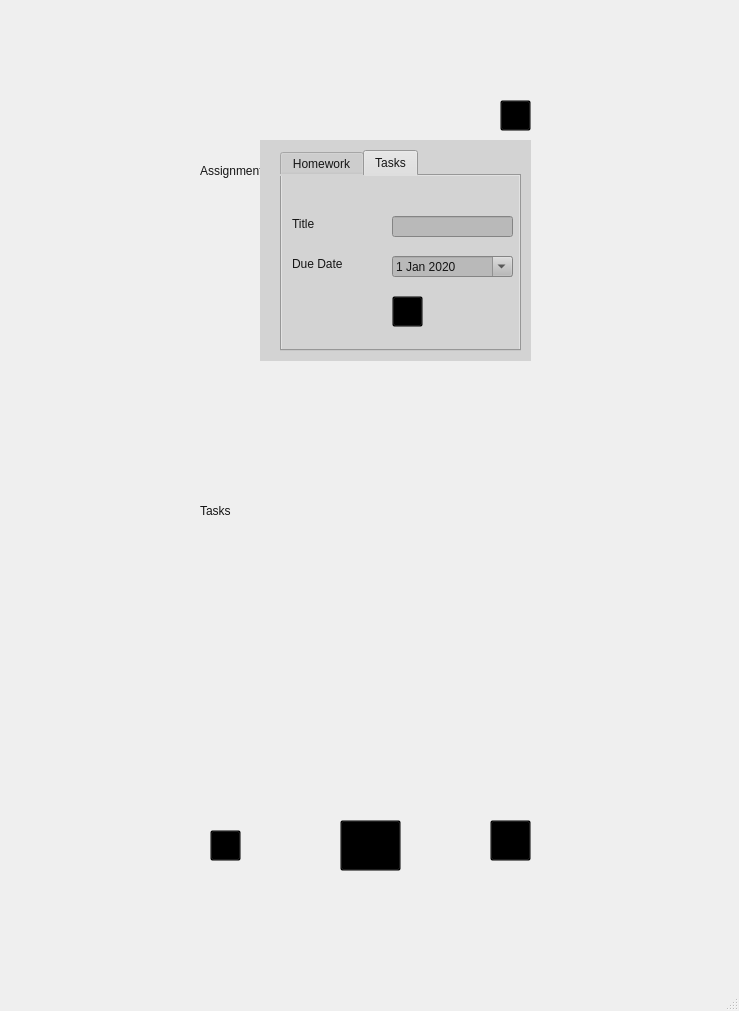
This is mainwindow.ui in blakefuller/TaskPlanner as Qt 5 draws it before an edit. The edited form follows.
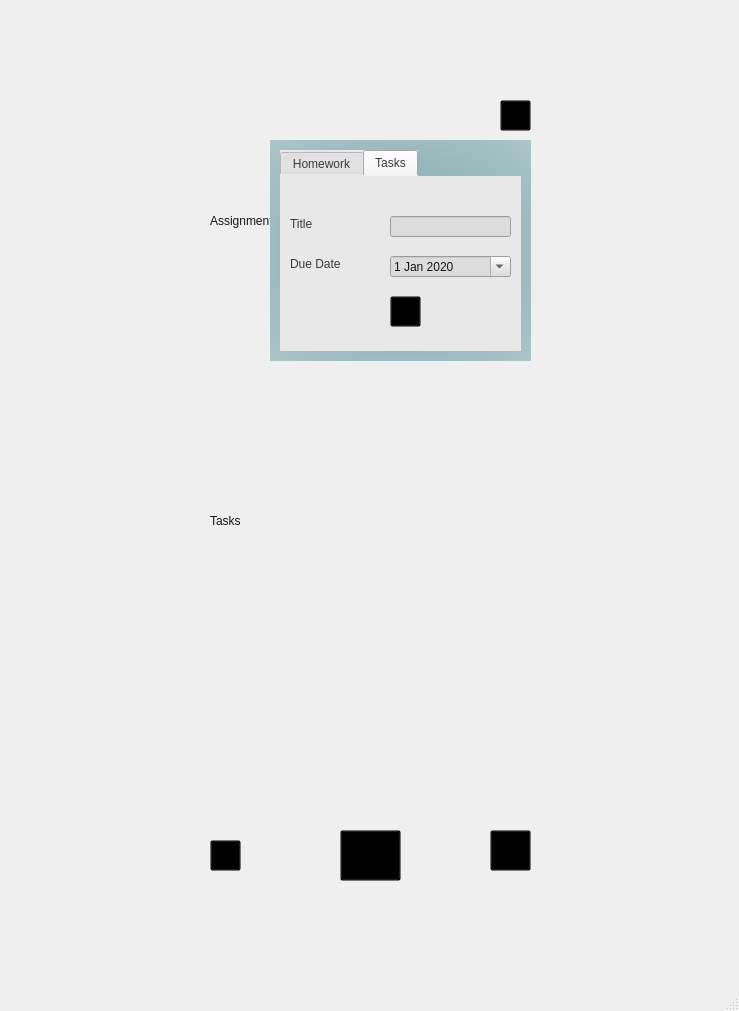
This is the edited form. Icons and pictures are not drawn.

Commit message: Made things look nicer, will continue more!

Patch:
```diff
--- a/mainwindow.ui
+++ b/mainwindow.ui
@@ -18,9 +18,9 @@
     <property name="geometry">
      <rect>
       <x>180</x>
-      <y>140</y>
+      <y>190</y>
       <width>371</width>
-      <height>741</height>
+      <height>701</height>
      </rect>
     </property>
     <property name="styleSheet">
@@ -33,9 +33,9 @@
      <widget class="QLabel" name="assignmentLabel">
       <property name="geometry">
        <rect>
-        <x>20</x>
+        <x>30</x>
         <y>10</y>
-        <width>121</width>
+        <width>151</width>
         <height>41</height>
        </rect>
       </property>
@@ -50,10 +50,10 @@
      <widget class="QLabel" name="taskslabel">
       <property name="geometry">
        <rect>
-        <x>20</x>
-        <y>360</y>
-        <width>51</width>
-        <height>21</height>
+        <x>30</x>
+        <y>310</y>
+        <width>61</width>
+        <height>41</height>
        </rect>
       </property>
       <property name="styleSheet">
@@ -70,7 +70,7 @@
         <x>20</x>
         <y>60</y>
         <width>331</width>
-        <height>281</height>
+        <height>241</height>
        </rect>
       </property>
       <layout class="QVBoxLayout" name="homeworkLayout">
@@ -86,9 +86,9 @@
       <property name="geometry">
        <rect>
         <x>20</x>
-        <y>390</y>
+        <y>360</y>
         <width>331</width>
-        <height>201</height>
+        <height>231</height>
        </rect>
       </property>
       <layout class="QVBoxLayout" name="taskLayout">
@@ -101,7 +101,7 @@
       <property name="geometry">
        <rect>
         <x>30</x>
-        <y>690</y>
+        <y>650</y>
         <width>31</width>
         <height>31</height>
        </rect>
@@ -118,7 +118,7 @@
       <property name="geometry">
        <rect>
         <x>160</x>
-        <y>680</y>
+        <y>640</y>
         <width>61</width>
         <height>51</height>
        </rect>
@@ -135,7 +135,7 @@
       <property name="geometry">
        <rect>
         <x>310</x>
-        <y>680</y>
+        <y>640</y>
         <width>41</width>
         <height>41</height>
        </rect>
@@ -148,224 +148,39 @@
        <string/>
       </property>
      </widget>
-     <widget class="QWidget" name="addWidget" native="true">
-      <property name="enabled">
-       <bool>true</bool>
-      </property>
+     <widget class="QLabel" name="label_12">
       <property name="geometry">
        <rect>
-        <x>80</x>
-        <y>0</y>
-        <width>271</width>
-        <height>221</height>
+        <x>10</x>
+        <y>310</y>
+        <width>31</width>
+        <height>41</height>
        </rect>
       </property>
-      <property name="autoFillBackground">
-       <bool>false</bool>
+      <property name="styleSheet">
+       <string notr="true">background-color:transparent;
+border-image: url(:/Images/Images/aesthetic touches.png);</string>
       </property>
+      <property name="text">
+       <string/>
+      </property>
+     </widget>
+     <widget class="QLabel" name="label_13">
+      <property name="geometry">
+       <rect>
+        <x>10</x>
+        <y>10</y>
+        <width>31</width>
+        <height>41</height>
+       </rect>
+      </property>
       <property name="styleSheet">
-       <string notr="true">background-color:lightgray;</string>
+       <string notr="true">background-color:transparent;
+border-image: url(:/Images/Images/aesthetic touches.png);</string>
       </property>
-      <widget class="QLabel" name="label_2">
-       <property name="geometry">
-        <rect>
-         <x>30</x>
-         <y>30</y>
-         <width>58</width>
-         <height>16</height>
-        </rect>
-       </property>
-       <property name="text">
-        <string>testink</string>
-       </property>
-      </widget>
-      <widget class="QTabWidget" name="tabWidget">
-       <property name="geometry">
-        <rect>
-         <x>20</x>
-         <y>10</y>
-         <width>241</width>
-         <height>201</height>
-        </rect>
-       </property>
-       <property name="styleSheet">
-        <string notr="true">color: rgb(21, 21, 21);
-font: 8pt &quot;Century Gothic&quot;;</string>
-       </property>
-       <property name="currentIndex">
-        <number>1</number>
-       </property>
-       <widget class="QWidget" name="homeworkTab">
-        <attribute name="title">
-         <string>Homework</string>
-        </attribute>
-        <widget class="QLineEdit" name="homeworkTitle">
-         <property name="geometry">
-          <rect>
-           <x>110</x>
-           <y>40</y>
-           <width>121</width>
-           <height>21</height>
-          </rect>
-         </property>
-         <property name="styleSheet">
-          <string notr="true">background-color: rgb(185, 185, 185);</string>
-         </property>
-        </widget>
-        <widget class="QDateEdit" name="homeworkDate">
-         <property name="geometry">
-          <rect>
-           <x>110</x>
-           <y>80</y>
-           <width>121</width>
-           <height>21</height>
-          </rect>
-         </property>
-         <property name="styleSheet">
-          <string notr="true">background-color: rgb(185, 185, 185);
-color: rgb(21, 21, 21);</string>
-         </property>
-         <property name="calendarPopup">
-          <bool>true</bool>
-         </property>
-         <property name="date">
-          <date>
-           <year>2020</year>
-           <month>1</month>
-           <day>1</day>
-          </date>
-         </property>
-        </widget>
-        <widget class="QPushButton" name="homeworkAdd">
-         <property name="geometry">
-          <rect>
-           <x>110</x>
-           <y>120</y>
-           <width>31</width>
-           <height>31</height>
-          </rect>
-         </property>
-         <property name="styleSheet">
-          <string notr="true">background:transparent;
-border-image: url(:/Images/Images/tick (1).png);</string>
-         </property>
-         <property name="text">
-          <string/>
-         </property>
-        </widget>
-        <widget class="QLabel" name="label_5">
-         <property name="geometry">
-          <rect>
-           <x>10</x>
-           <y>40</y>
-           <width>58</width>
-           <height>16</height>
-          </rect>
-         </property>
-         <property name="text">
-          <string>Title</string>
-         </property>
-        </widget>
-        <widget class="QLabel" name="label_6">
-         <property name="geometry">
-          <rect>
-           <x>10</x>
-           <y>80</y>
-           <width>81</width>
-           <height>16</height>
-          </rect>
-         </property>
-         <property name="text">
-          <string>Due Date</string>
-         </property>
-        </widget>
-       </widget>
-       <widget class="QWidget" name="taskTab">
-        <attribute name="title">
-         <string>Tasks</string>
-        </attribute>
-        <widget class="QLineEdit" name="taskTitle">
-         <property name="geometry">
-          <rect>
-           <x>110</x>
-           <y>40</y>
-           <width>121</width>
-           <height>21</height>
-          </rect>
-         </property>
-         <property name="styleSheet">
-          <string notr="true">background-color: rgb(185, 185, 185);</string>
-         </property>
-        </widget>
-        <widget class="QPushButton" name="taskAdd">
-         <property name="geometry">
-          <rect>
-           <x>110</x>
-           <y>120</y>
-           <width>31</width>
-           <height>31</height>
-          </rect>
-         </property>
-         <property name="styleSheet">
-          <string notr="true">background:transparent;
-border-image: url(:/Images/Images/tick (1).png);</string>
-         </property>
-         <property name="text">
-          <string/>
-         </property>
-        </widget>
-        <widget class="QDateEdit" name="taskDate">
-         <property name="geometry">
-          <rect>
-           <x>110</x>
-           <y>80</y>
-           <width>121</width>
-           <height>21</height>
-          </rect>
-         </property>
-         <property name="styleSheet">
-          <string notr="true">background-color: rgb(185, 185, 185);
-color: rgb(21, 21, 21);</string>
-         </property>
-         <property name="calendarPopup">
-          <bool>true</bool>
-         </property>
-         <property name="date">
-          <date>
-           <year>2020</year>
-           <month>1</month>
-           <day>1</day>
-          </date>
-         </property>
-        </widget>
-        <widget class="QLabel" name="label_3">
-         <property name="geometry">
-          <rect>
-           <x>10</x>
-           <y>40</y>
-           <width>58</width>
-           <height>16</height>
-          </rect>
-         </property>
-         <property name="text">
-          <string>Title</string>
-         </property>
-        </widget>
-        <widget class="QLabel" name="label_4">
-         <property name="geometry">
-          <rect>
-           <x>10</x>
-           <y>80</y>
-           <width>81</width>
-           <height>16</height>
-          </rect>
-         </property>
-         <property name="text">
-          <string>Due Date</string>
-         </property>
-        </widget>
-       </widget>
-      </widget>
+      <property name="text">
+       <string/>
+      </property>
      </widget>
     </widget>
     <widget class="QWidget" name="hwPage">
@@ -375,7 +190,7 @@
         <x>20</x>
         <y>60</y>
         <width>321</width>
-        <height>571</height>
+        <height>531</height>
        </rect>
       </property>
       <layout class="QVBoxLayout" name="hwFullLayout"/>
@@ -385,7 +200,7 @@
        <rect>
         <x>20</x>
         <y>10</y>
-        <width>121</width>
+        <width>151</width>
         <height>41</height>
        </rect>
       </property>
@@ -401,7 +216,7 @@
       <property name="geometry">
        <rect>
         <x>30</x>
-        <y>690</y>
+        <y>650</y>
         <width>31</width>
         <height>31</height>
        </rect>
@@ -418,7 +233,7 @@
       <property name="geometry">
        <rect>
         <x>160</x>
-        <y>680</y>
+        <y>640</y>
         <width>61</width>
         <height>51</height>
        </rect>
@@ -435,7 +250,7 @@
       <property name="geometry">
        <rect>
         <x>310</x>
-        <y>680</y>
+        <y>640</y>
         <width>41</width>
         <height>41</height>
        </rect>
@@ -456,7 +271,7 @@
         <x>20</x>
         <y>60</y>
         <width>321</width>
-        <height>571</height>
+        <height>531</height>
        </rect>
       </property>
       <layout class="QVBoxLayout" name="taskFullLayout"/>
@@ -482,7 +297,7 @@
       <property name="geometry">
        <rect>
         <x>310</x>
-        <y>680</y>
+        <y>640</y>
         <width>41</width>
         <height>41</height>
        </rect>
@@ -499,7 +314,7 @@
       <property name="geometry">
        <rect>
         <x>30</x>
-        <y>690</y>
+        <y>650</y>
         <width>31</width>
         <height>31</height>
        </rect>
@@ -516,7 +331,7 @@
       <property name="geometry">
        <rect>
         <x>160</x>
-        <y>680</y>
+        <y>640</y>
         <width>61</width>
         <height>51</height>
        </rect>
@@ -535,9 +350,9 @@
     <property name="geometry">
      <rect>
       <x>40</x>
-      <y>-10</y>
+      <y>0</y>
       <width>651</width>
-      <height>971</height>
+      <height>961</height>
      </rect>
     </property>
     <property name="styleSheet">
@@ -554,16 +369,19 @@
       <x>200</x>
       <y>100</y>
       <width>251</width>
-      <height>41</height>
+      <height>71</height>
      </rect>
     </property>
     <property name="styleSheet">
      <string notr="true">color: rgb(21, 21, 21);
-font: 75 12pt &quot;Century Gothic&quot;;</string>
+font: 75 14pt &quot;Century Gothic&quot;;</string>
     </property>
     <property name="text">
      <string/>
     </property>
+    <property name="wordWrap">
+     <bool>true</bool>
+    </property>
    </widget>
    <widget class="QPushButton" name="addButton">
     <property name="geometry">
@@ -582,10 +400,249 @@
      <string/>
     </property>
    </widget>
+   <widget class="QWidget" name="addWidget" native="true">
+    <property name="enabled">
+     <bool>true</bool>
+    </property>
+    <property name="geometry">
+     <rect>
+      <x>270</x>
+      <y>140</y>
+      <width>261</width>
+      <height>221</height>
+     </rect>
+    </property>
+    <property name="autoFillBackground">
+     <bool>false</bool>
+    </property>
+    <property name="styleSheet">
+     <string notr="true">background-color: qradialgradient(spread:pad, cx:0.5, cy:0.5, radius:2, fx:0.504, fy:0.506, stop:0 rgba(126, 165, 170, 255), stop:1 rgba(255, 255, 255, 255));
+color: rgb(234, 234, 234);</string>
+    </property>
+    <widget class="QLabel" name="label_2">
+     <property name="geometry">
+      <rect>
+       <x>30</x>
+       <y>30</y>
+       <width>58</width>
+       <height>16</height>
+      </rect>
+     </property>
+     <property name="text">
+      <string>testink</string>
+     </property>
+    </widget>
+    <widget class="QTabWidget" name="tabWidget">
+     <property name="geometry">
+      <rect>
+       <x>10</x>
+       <y>10</y>
+       <width>241</width>
+       <height>201</height>
+      </rect>
+     </property>
+     <property name="styleSheet">
+      <string notr="true">color:rgb(58, 58, 58);
+background-color: rgb(232, 232, 232);
+border-color: transparent;
+font: 8pt &quot;Century Gothic&quot;;
+</string>
+     </property>
+     <property name="tabShape">
+      <enum>QTabWidget::Rounded</enum>
+     </property>
+     <property name="currentIndex">
+      <number>1</number>
+     </property>
+     <property name="elideMode">
+      <enum>Qt::ElideNone</enum>
+     </property>
+     <property name="usesScrollButtons">
+      <bool>true</bool>
+     </property>
+     <widget class="QWidget" name="homeworkTab">
+      <attribute name="title">
+       <string>Homework</string>
+      </attribute>
+      <widget class="QLineEdit" name="homeworkTitle">
+       <property name="geometry">
+        <rect>
+         <x>110</x>
+         <y>40</y>
+         <width>121</width>
+         <height>21</height>
+        </rect>
+       </property>
+       <property name="styleSheet">
+        <string notr="true">color: rgb(21, 21, 21);
+background-color: rgb(220, 220, 220);</string>
+       </property>
+      </widget>
+      <widget class="QDateEdit" name="homeworkDate">
+       <property name="geometry">
+        <rect>
+         <x>110</x>
+         <y>80</y>
+         <width>121</width>
+         <height>21</height>
+        </rect>
+       </property>
+       <property name="styleSheet">
+        <string notr="true">color: rgb(21, 21, 21);
+background-color: rgb(220, 220, 220);</string>
+       </property>
+       <property name="calendarPopup">
+        <bool>true</bool>
+       </property>
+       <property name="date">
+        <date>
+         <year>2020</year>
+         <month>1</month>
+         <day>1</day>
+        </date>
+       </property>
+      </widget>
+      <widget class="QPushButton" name="homeworkAdd">
+       <property name="geometry">
+        <rect>
+         <x>110</x>
+         <y>120</y>
+         <width>31</width>
+         <height>31</height>
+        </rect>
+       </property>
+       <property name="styleSheet">
+        <string notr="true">background:transparent;
+border-image: url(:/Images/Images/tick (1).png);</string>
+       </property>
+       <property name="text">
+        <string/>
+       </property>
+      </widget>
+      <widget class="QLabel" name="label_5">
+       <property name="geometry">
+        <rect>
+         <x>10</x>
+         <y>40</y>
+         <width>58</width>
+         <height>16</height>
+        </rect>
+       </property>
+       <property name="text">
+        <string>Title</string>
+       </property>
+      </widget>
+      <widget class="QLabel" name="label_6">
+       <property name="geometry">
+        <rect>
+         <x>10</x>
+         <y>80</y>
+         <width>81</width>
+         <height>16</height>
+        </rect>
+       </property>
+       <property name="text">
+        <string>Due Date</string>
+       </property>
+      </widget>
+     </widget>
+     <widget class="QWidget" name="taskTab">
+      <attribute name="title">
+       <string>Tasks</string>
+      </attribute>
+      <widget class="QLineEdit" name="taskTitle">
+       <property name="geometry">
+        <rect>
+         <x>110</x>
+         <y>40</y>
+         <width>121</width>
+         <height>21</height>
+        </rect>
+       </property>
+       <property name="styleSheet">
+        <string notr="true">color: rgb(21, 21, 21);
+gridline-color: transparent;
+border-color: transparent;
+background-color: rgb(220, 220, 220);</string>
+       </property>
+      </widget>
+      <widget class="QPushButton" name="taskAdd">
+       <property name="geometry">
+        <rect>
+         <x>110</x>
+         <y>120</y>
+         <width>31</width>
+         <height>31</height>
+        </rect>
+       </property>
+       <property name="styleSheet">
+        <string notr="true">background:transparent;
+border-image: url(:/Images/Images/tick (1).png);</string>
+       </property>
+       <property name="text">
+        <string/>
+       </property>
+      </widget>
+      <widget class="QDateEdit" name="taskDate">
+       <property name="geometry">
+        <rect>
+         <x>110</x>
+         <y>80</y>
+         <width>121</width>
+         <height>21</height>
+        </rect>
+       </property>
+       <property name="styleSheet">
+        <string notr="true">color: rgb(21, 21, 21);
+gridline-color: transparent;
+border-color: transparent;
+background-color: rgb(220, 220, 220);</string>
+       </property>
+       <property name="calendarPopup">
+        <bool>true</bool>
+       </property>
+       <property name="date">
+        <date>
+         <year>2020</year>
+         <month>1</month>
+         <day>1</day>
+        </date>
+       </property>
+      </widget>
+      <widget class="QLabel" name="label_3">
+       <property name="geometry">
+        <rect>
+         <x>10</x>
+         <y>40</y>
+         <width>58</width>
+         <height>16</height>
+        </rect>
+       </property>
+       <property name="text">
+        <string>Title</string>
+       </property>
+      </widget>
+      <widget class="QLabel" name="label_4">
+       <property name="geometry">
+        <rect>
+         <x>10</x>
+         <y>80</y>
+         <width>81</width>
+         <height>16</height>
+        </rect>
+       </property>
+       <property name="text">
+        <string>Due Date</string>
+       </property>
+      </widget>
+     </widget>
+    </widget>
+   </widget>
    <zorder>label</zorder>
    <zorder>stackedWidget</zorder>
    <zorder>dateLabel</zorder>
    <zorder>addButton</zorder>
+   <zorder>addWidget</zorder>
   </widget>
   <widget class="QMenuBar" name="menubar">
    <property name="geometry">
```
The commit also changes 2 other files.
